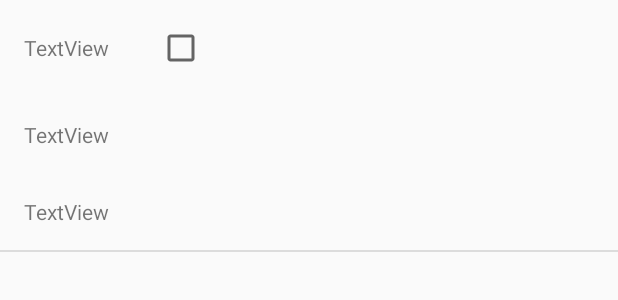
After one commit to chaserunner/SMB, an Android app: the layout store_view_holder.xml on its own in the app's theme, with its tools: preview values and no code run, on a phone screen of 412 x 824 dp. The commit adds this screen. Shown: the top 300 px of the screen. Run offline under Robolectric (Android 15) with nearby library versions, the phone set to English and light mode, and no system bars.

Commit message:
Added store and sore location notification

```diff
--- a/ShoppingList/app/build.gradle
+++ b/ShoppingList/app/build.gradle
@@ -37,6 +37,8 @@ dependencies {
     implementation 'com.google.firebase:firebase-database:16.0.4'
     implementation 'com.google.firebase:firebase-auth:16.0.5'
     implementation 'com.firebaseui:firebase-ui-auth:4.3.1'
+    implementation 'com.google.android.gms:play-services-maps:16.1.0'
+    implementation 'com.google.android.gms:play-services-location:17.0.0'
     testImplementation 'junit:junit:4.12'
     androidTestImplementation 'androidx.test.ext:junit:1.1.0'
     androidTestImplementation 'androidx.test.espresso:espresso-core:3.1.1'
--- /dev/null
+++ b/ShoppingList/app/src/main/java/com/example/shoppinglist/GeofenceTransitionsJobIntentService.kt
@@ -0,0 +1 @@
+package com.example.shoppinglist
--- a/ShoppingList/app/src/main/java/com/example/shoppinglist/Item.kt
+++ b/ShoppingList/app/src/main/java/com/example/shoppinglist/Item.kt
@@ -36,5 +36,4 @@ data class Item constructor(var name: String = "",
             return arrayOfNulls(size)
         }
     }
-
 }
--- /dev/null
+++ b/ShoppingList/app/src/main/res/layout/store_view_holder.xml
@@ -0,0 +1,48 @@
+<?xml version="1.0" encoding="utf-8"?>
+<LinearLayout xmlns:android="http://schemas.android.com/apk/res/android"
+    xmlns:app="http://schemas.android.com/apk/res-auto"
+    android:layout_width="match_parent"
+    android:layout_height="wrap_content"
+    android:orientation="vertical">
+
+    <LinearLayout
+        android:layout_width="match_parent"
+        android:layout_height="match_parent"
+        android:orientation="horizontal">
+
+        <TextView
+            android:id="@+id/titleTextView"
+            android:layout_width="wrap_content"
+            android:layout_height="wrap_content"
+            android:layout_margin="16dp"
+            android:text="TextView" />
+
+        <CheckBox
+            android:id="@+id/checkBox"
+            android:layout_width="100dp"
+            android:layout_height="wrap_content"
+            android:layout_margin="16dp"
+            android:layout_weight="1" />
+    </LinearLayout>
+
+    <TextView
+        android:id="@+id/locationTextView"
+        android:layout_width="wrap_content"
+        android:layout_height="wrap_content"
+        android:layout_margin="16dp"
+        android:text="TextView" />
+
+    <TextView
+        android:id="@+id/radiusTextView"
+        android:layout_width="wrap_content"
+        android:layout_height="wrap_content"
+        android:layout_margin="16dp"
+        android:text="TextView" />
+
+    <View
+        android:id="@+id/divider"
+        android:layout_width="match_parent"
+        android:layout_height="1dp"
+        android:background="?android:attr/listDivider" />
+
+</LinearLayout>
--- a/ShoppingList/app/src/main/res/values/strings.xml
+++ b/ShoppingList/app/src/main/res/values/strings.xml
@@ -17,4 +17,5 @@
     <string name="attachment_summary_on">Automatically download attachments for incoming emails
     </string>
     <string name="attachment_summary_off">Only download attachments when manually requested</string>
+    <string name="title_activity_store_map">Map</string>
 </resources>
```
Also changed, not shown: ShoppingList/app/src/debug/res/values/google_maps_api.xml (added, +24 -0 lines), ShoppingList/app/src/main/AndroidManifest.xml (+33 -3 lines), ShoppingList/app/src/main/java/com/example/shoppinglist/GeofenceBroadcastReceiver.kt (added, +83 -0 lines), ShoppingList/app/src/main/java/com/example/shoppinglist/MainActivity.kt (+22 -10 lines), ShoppingList/app/src/main/java/com/example/shoppinglist/Store.kt (added, +13 -0 lines), ShoppingList/app/src/main/java/com/example/shoppinglist/StoreList.kt (added, +171 -0 lines), ShoppingList/app/src/main/java/com/example/shoppinglist/StoreListRecyclerViewAdapter.kt (added, +50 -0 lines), ShoppingList/app/src/main/java/com/example/shoppinglist/StoreMap.kt (added, +81 -0 lines), ShoppingList/app/src/main/java/com/example/shoppinglist/StoreViewHolder.kt (added, +14 -0 lines), ShoppingList/app/src/main/res/layout/activity_store_list.xml (added, +18 -0 lines), ShoppingList/app/src/main/res/layout/activity_store_map.xml (added, +9 -0 lines), ShoppingList/app/src/main/res/menu/menu_main.xml (+10 -0 lines), 1 other file.
